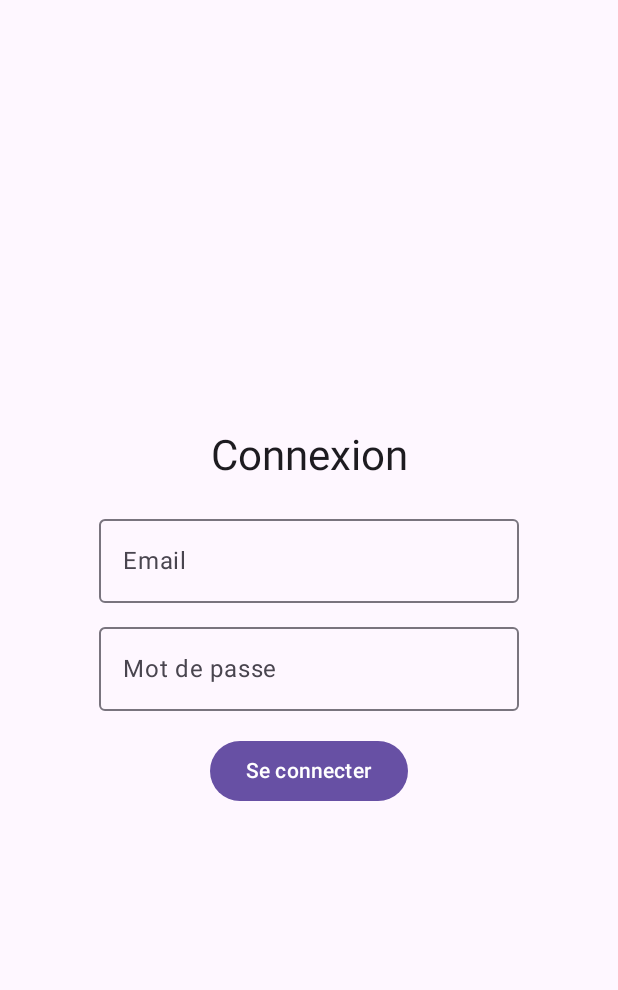
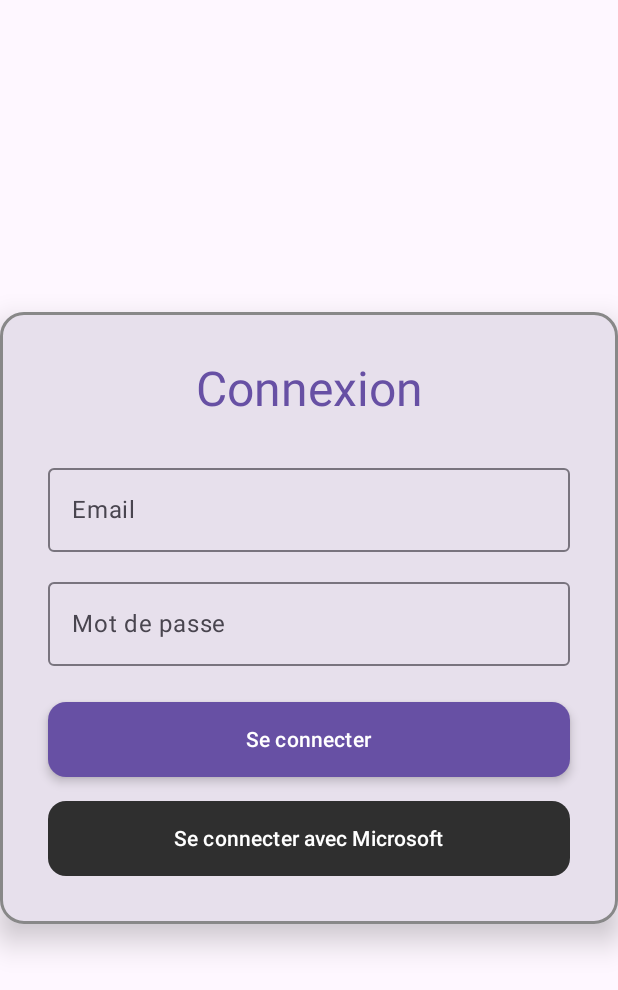
Before and after one commit to RISE-Remote-Intranet-School-Environment/CompanionAppStudent, an Android app built with Jetpack Compose: the composable LoginScreen shown on its own in the app's theme, on a phone screen of 412 x 824 dp. Shown: the top 990 px of the screen. Run offline under Robolectric (Android 15) with nearby library versions, the phone set to English and light mode, and no system bars.

Commit message:
- Redesign login screen

```diff
--- a/composeApp/src/commonMain/kotlin/be/ecam/companion/ui/LoginScreen.kt
+++ b/composeApp/src/commonMain/kotlin/be/ecam/companion/ui/LoginScreen.kt
@@ -5,39 +5,141 @@ import androidx.compose.material3.*
 import androidx.compose.foundation.layout.*
 import androidx.compose.ui.unit.dp
 import androidx.compose.ui.Alignment
+import androidx.compose.ui.text.input.PasswordVisualTransformation
 import androidx.compose.ui.Modifier
-import androidx.compose.ui.text.input.PasswordVisualTransformation
+import androidx.compose.ui.focus.FocusRequester
+import androidx.compose.ui.focus.focusRequester
+import androidx.compose.ui.input.key.Key
+import androidx.compose.ui.input.key.key
+import androidx.compose.ui.input.key.type
+import androidx.compose.ui.input.key.KeyEventType
+import androidx.compose.ui.input.key.onKeyEvent
+import androidx.compose.ui.graphics.Color
+import androidx.compose.foundation.shape.RoundedCornerShape
+import androidx.compose.foundation.border
+
+
+
+
 
 @Composable
 fun LoginScreen(onLogin: (String, String) -> Unit) {
     var email by remember { mutableStateOf("") }
     var password by remember { mutableStateOf("") }
 
-    Column(
-        modifier = Modifier.fillMaxSize().padding(32.dp),
-        verticalArrangement = Arrangement.Center,
-        horizontalAlignment = Alignment.CenterHorizontally
+    val passwordFocusRequester = remember { FocusRequester() }
+    val buttonFocusRequester = remember { FocusRequester() }
+
+    Box(modifier = Modifier.fillMaxSize(), contentAlignment = Alignment.Center) {
+        LoginCard(
+            email = email,
+            onEmailChange = { email = it },
+            password = password,
+            onPasswordChange = { password = it },
+            onLoginClick = { if(email.isNotBlank() && password.isNotBlank()) onLogin(email, password) },
+            onMicrosoftLoginClick = { /* TODO: lancer OAuth Microsoft */ },
+            passwordFocusRequester = passwordFocusRequester,
+            buttonFocusRequester = buttonFocusRequester
+        )
+    }
+}
+
+@Composable
+fun LoginCard(
+    email: String,
+    onEmailChange: (String) -> Unit,
+    password: String,
+    onPasswordChange: (String) -> Unit,
+    onLoginClick: () -> Unit,
+    onMicrosoftLoginClick: () -> Unit,
+    passwordFocusRequester: FocusRequester,
+    buttonFocusRequester: FocusRequester
+) {
+    Card(
+        modifier = Modifier
+            .width(450.dp)
+            .border(2.dp, Color.Gray, shape = RoundedCornerShape(16.dp)),
+        elevation = CardDefaults.cardElevation(12.dp),
+        colors = CardDefaults.cardColors(containerColor = MaterialTheme.colorScheme.surfaceVariant),
+        shape = RoundedCornerShape(16.dp)
     ) {
-        Text("Connexion", style = MaterialTheme.typography.headlineMedium)
-        Spacer(Modifier.height(16.dp))
+        Column(
+            modifier = Modifier.padding(32.dp),
+            verticalArrangement = Arrangement.Center,
+            horizontalAlignment = Alignment.CenterHorizontally
+        ) {
+            Text(
+                "Connexion",
+                style = MaterialTheme.typography.headlineLarge,
+                color = MaterialTheme.colorScheme.primary
+            )
 
-        OutlinedTextField(
-            value = email,
-            onValueChange = { email = it },
-            label = { Text("Email") }
-        )
-        Spacer(Modifier.height(8.dp))
+            Spacer(Modifier.height(24.dp))
 
-        OutlinedTextField(
-            value = password,
-            onValueChange = { password = it },
-            label = { Text("Mot de passe") },
-            visualTransformation = PasswordVisualTransformation()
-        )
-        Spacer(Modifier.height(16.dp))
+            // Champ email
+            OutlinedTextField(
+                value = email,
+                onValueChange = onEmailChange,
+                label = { Text("Email") },
+                singleLine = true,
+                modifier = Modifier
+                    .width(400.dp)
+                    .onKeyEvent { keyEvent ->
+                        if (keyEvent.type == KeyEventType.KeyDown && keyEvent.key == Key.Enter) {
+                            buttonFocusRequester.requestFocus()
+                            onLoginClick()
+                            true
+                        } else false
+                    }
+            )
+            Spacer(Modifier.height(12.dp))
 
-        Button(onClick = { onLogin(email, password) }) {
-            Text("Se connecter")
+            // Champ mot de passe
+            OutlinedTextField(
+                value = password,
+                onValueChange = onPasswordChange,
+                label = { Text("Mot de passe") },
+                visualTransformation = PasswordVisualTransformation(),
+                singleLine = true,
+                modifier = Modifier
+                    .width(400.dp)
+                    .focusRequester(passwordFocusRequester)
+                    .onKeyEvent { keyEvent ->
+                        if (keyEvent.type == KeyEventType.KeyDown && keyEvent.key == Key.Enter) {
+                            buttonFocusRequester.requestFocus()
+                            onLoginClick()
+                            true
+                        } else false
+                    }
+            )
+            Spacer(Modifier.height(24.dp))
+
+            // Bouton de connexion
+            Button(
+                onClick = onLoginClick,
+                modifier = Modifier
+                    .width(400.dp)
+                    .height(50.dp)
+                    .focusRequester(buttonFocusRequester),
+                shape = RoundedCornerShape(12.dp),
+                elevation = ButtonDefaults.buttonElevation(defaultElevation = 4.dp)
+            ) {
+                Text("Se connecter")
+            }
+
+            Spacer(Modifier.height(16.dp))
+
+            // Bouton Microsoft
+            Button(
+                onClick = onMicrosoftLoginClick,
+                colors = ButtonDefaults.buttonColors(containerColor = Color(0xFF2F2F2F)),
+                modifier = Modifier
+                    .width(400.dp)
+                    .height(50.dp),
+                shape = RoundedCornerShape(12.dp)
+            ) {
+                Text("Se connecter avec Microsoft", color = Color.White)
+            }
         }
     }
 }
```
